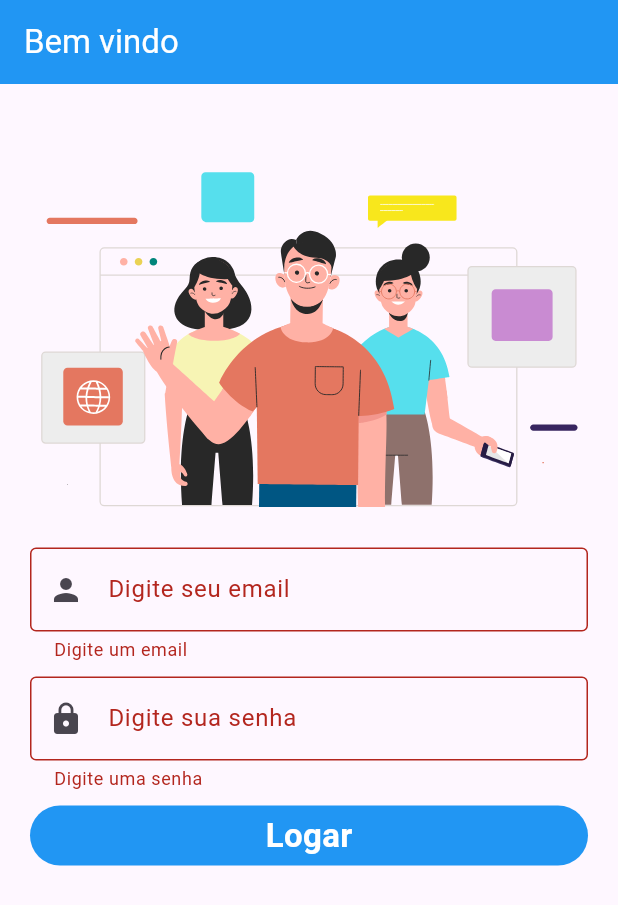
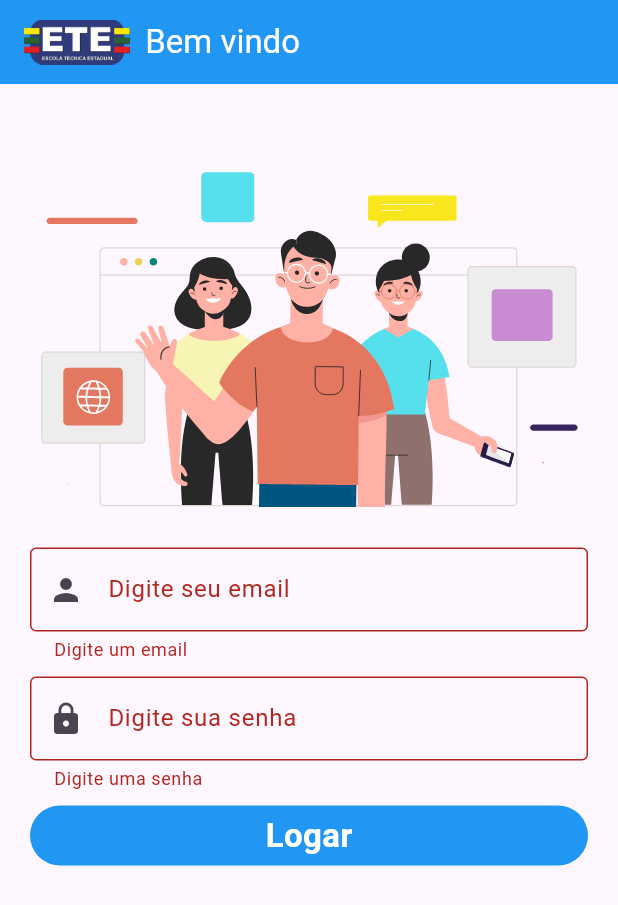
Before and after one commit to emersoncavalcanti-prof/flutter_cadastro, a Flutter app: the screen it shows after launch, after a tap on "Logar", on a phone screen of 412 x 824 dp. Shown: the top 905 px of the screen. Run offline on Flutter 3.47's test engine with Material 3 defaults, Android fonts, the phone set to English and light mode, and no system bars; our stand-ins replace lottie.

Commit message:
add splash screen com animacao

```diff
--- a/lib/app_widget.dart
+++ b/lib/app_widget.dart
@@ -3,6 +3,7 @@ import 'package:flutter_cadastro/anima_page.dart';
 import 'package:flutter_cadastro/detalhes_page.dart';
 import 'package:flutter_cadastro/entrega_page.dart';
 import 'package:flutter_cadastro/login_page.dart';
+import 'package:flutter_cadastro/splash_screen.dart';
 
 class AppWidget extends StatelessWidget {
   const AppWidget({super.key});
@@ -13,7 +14,8 @@ class AppWidget extends StatelessWidget {
       debugShowCheckedModeBanner: false,
       initialRoute: '/',
       routes: {
-        '/': (context) => const LoginPage(),
+        '/': (context) => const SplashScreen(),
+        '/login': (context) => const LoginPage(),
         '/anima': (context) => const AnimaPage(),
         '/entrega': (context) => const EntregaPage(),
         '/detalhes': (context) => const DetalhesPage(),
--- a/lib/login_page.dart
+++ b/lib/login_page.dart
@@ -20,7 +20,21 @@ class _HomePageState extends State<LoginPage> {
 
     return Scaffold(
       appBar: AppBar(
-        title: const Text('Bem vindo'),
+        title: Row(
+          children: [
+            Hero(
+              tag: 'ete',
+              child: Image.asset(
+                'assets/logo.png',
+                height: 30,
+              ),
+            ),
+            const SizedBox(
+              width: 10,
+            ),
+            const Text('Bem vindo'),
+          ],
+        ),
         backgroundColor: Colors.blue,
         foregroundColor: Colors.white,
       ),
--- a/lib/splash_screen.dart
+++ b/lib/splash_screen.dart
@@ -0,0 +1,52 @@
+import 'package:flutter/material.dart';
+import 'package:flutter_cadastro/login_page.dart';
+
+class SplashScreen extends StatefulWidget {
+  const SplashScreen({super.key});
+
+  @override
+  State<SplashScreen> createState() => _SplashScreenState();
+}
+
+class _SplashScreenState extends State<SplashScreen> {
+  double width = 0.0;
+  double height = 0.0;
+
+  @override
+  void initState() {
+    WidgetsBinding.instance.addPostFrameCallback((_) async {
+      setState(() {
+        width = 250.0;
+        height = 250.0;
+      });
+
+      final nav = Navigator.of(context);
+      await Future.delayed(
+        const Duration(seconds: 3),
+      );
+      nav.pushReplacement(
+        PageRouteBuilder(
+          pageBuilder: (context, animation, secondaryAnimation) =>
+              const LoginPage(),
+          settings: const RouteSettings(name: '/login'),
+        ),
+      );
+    });
+    super.initState();
+  }
+
+  @override
+  Widget build(BuildContext context) {
+    return Scaffold(
+      body: Center(
+        child: AnimatedContainer(
+          duration: const Duration(seconds: 3),
+          curve: Curves.elasticOut,
+          width: width,
+          height: height,
+          child: Hero(tag: 'ete', child: Image.asset('assets/logo.png')),
+        ),
+      ),
+    );
+  }
+}
```
Also changed, not shown: assets/logo.png (added).
